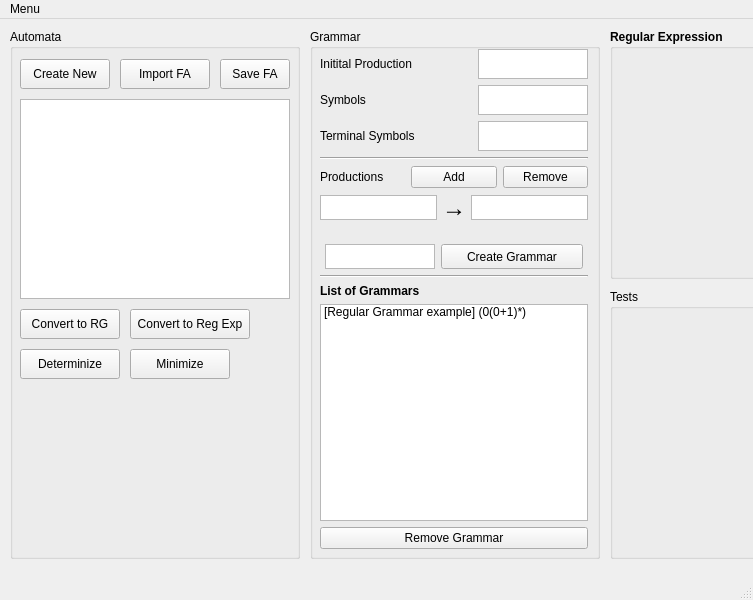
Above: ui/main_window.ui from ramnaq/midena before the change. Below: the same form after it.
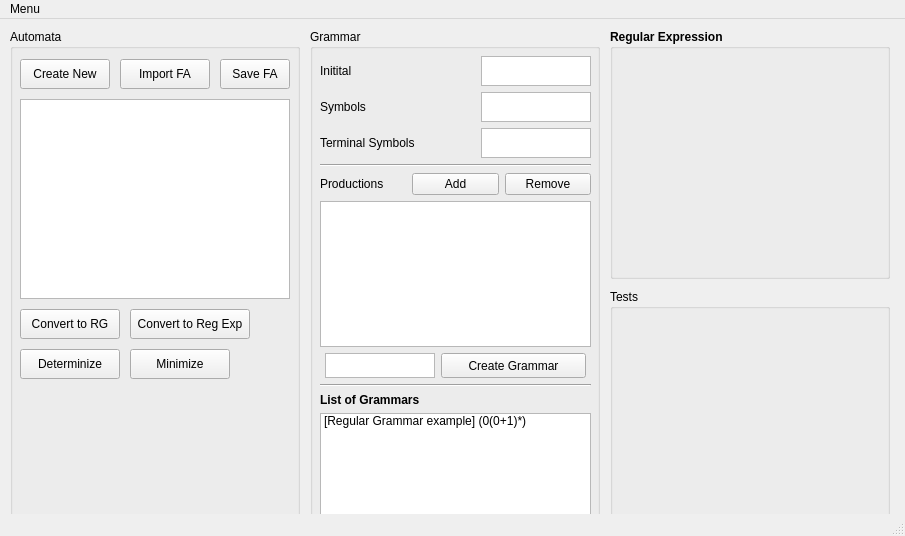
That is the form after the change.

Commit message: Create Grammar button completely working (some fixes bcs of merge)

Diff of the .ui file:
```diff
--- a/ui/main_window.ui
+++ b/ui/main_window.ui
@@ -6,8 +6,8 @@
    <rect>
     <x>0</x>
     <y>0</y>
-    <width>753</width>
-    <height>600</height>
+    <width>905</width>
+    <height>536</height>
    </rect>
   </property>
   <property name="windowTitle">
@@ -165,9 +165,9 @@
      <property name="geometry">
       <rect>
        <x>10</x>
-       <y>20</y>
-       <width>268</width>
-       <height>500</height>
+       <y>27</y>
+       <width>271</width>
+       <height>531</height>
       </rect>
      </property>
      <layout class="QVBoxLayout" name="verticalLayout_2">
@@ -181,7 +181,7 @@
           <item>
            <widget class="QLabel" name="initialProdLabel">
             <property name="text">
-             <string>Initital Production</string>
+             <string>Initital </string>
             </property>
             <property name="margin">
              <number>5</number>
@@ -333,95 +333,7 @@
          </layout>
         </item>
         <item>
-         <layout class="QVBoxLayout" name="productions_VLayout">
-          <property name="spacing">
-           <number>5</number>
-          </property>
-          <property name="bottomMargin">
-           <number>0</number>
-          </property>
-          <item>
-           <layout class="QHBoxLayout" name="production_HLayout">
-            <item>
-             <widget class="QTextEdit" name="prodAlphaTextEdit">
-              <property name="maximumSize">
-               <size>
-                <width>16777215</width>
-                <height>25</height>
-               </size>
-              </property>
-              <property name="font">
-               <font>
-                <pointsize>12</pointsize>
-                <weight>50</weight>
-                <bold>false</bold>
-                <stylestrategy>PreferDefault</stylestrategy>
-               </font>
-              </property>
-              <property name="autoFillBackground">
-               <bool>false</bool>
-              </property>
-              <property name="verticalScrollBarPolicy">
-               <enum>Qt::ScrollBarAlwaysOff</enum>
-              </property>
-             </widget>
-            </item>
-            <item>
-             <widget class="QLabel" name="prodArrowLabel">
-              <property name="maximumSize">
-               <size>
-                <width>16777215</width>
-                <height>30</height>
-               </size>
-              </property>
-              <property name="font">
-               <font>
-                <pointsize>18</pointsize>
-                <weight>50</weight>
-                <bold>false</bold>
-               </font>
-              </property>
-              <property name="text">
-               <string>→</string>
-              </property>
-             </widget>
-            </item>
-            <item>
-             <widget class="QTextEdit" name="prodBetaTextEdit">
-              <property name="maximumSize">
-               <size>
-                <width>16777215</width>
-                <height>25</height>
-               </size>
-              </property>
-              <property name="font">
-               <font>
-                <pointsize>12</pointsize>
-                <weight>50</weight>
-                <bold>false</bold>
-               </font>
-              </property>
-              <property name="verticalScrollBarPolicy">
-               <enum>Qt::ScrollBarAlwaysOff</enum>
-              </property>
-             </widget>
-            </item>
-           </layout>
-          </item>
-         </layout>
-        </item>
-        <item>
-         <widget class="QLabel" name="label">
-          <property name="maximumSize">
-           <size>
-            <width>16777215</width>
-            <height>10</height>
-           </size>
-          </property>
-          <property name="text">
-           <string/>
-          </property>
-         </widget>
+         <widget class="QTableWidget" name="grammarTableWidget"/>
         </item>
         <item>
          <layout class="QHBoxLayout" name="horizontalLayout_11">
@@ -569,7 +481,7 @@
     <rect>
      <x>0</x>
      <y>0</y>
-     <width>753</width>
+     <width>905</width>
      <height>20</height>
     </rect>
    </property>
```
The commit also changes 6 other files.
